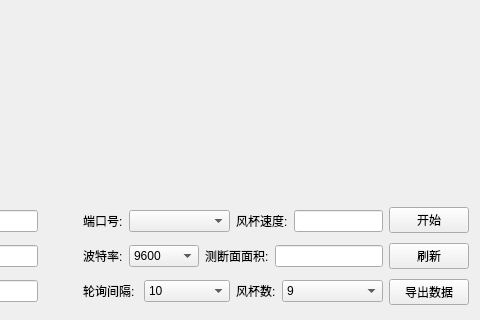
Qt form WindCup/mainwindow.ui (uufree/Qt) before a commit; both pictures show x 359 to 839 and y 201 to 521 of the 839 by 521 pixel window.
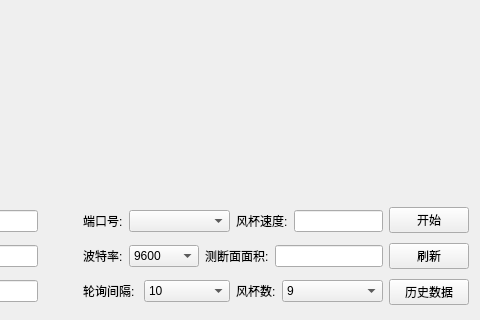
The same form after that commit.

```diff
--- a/WindCup/mainwindow.ui
+++ b/WindCup/mainwindow.ui
@@ -904,7 +904,7 @@
             <item>
              <widget class="QPushButton" name="saveDataButton">
               <property name="text">
-               <string>导出数据</string>
+               <string>历史数据</string>
               </property>
              </widget>
             </item>
```
